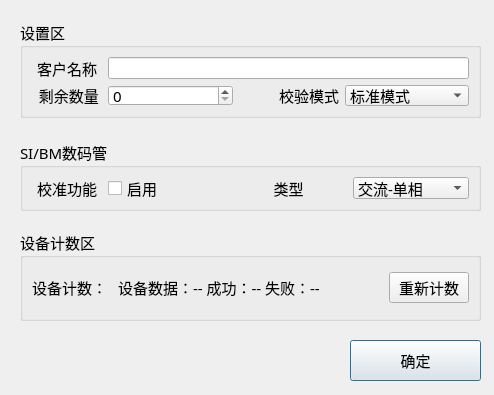
First picture: the form in PDU-CalibrateTool/home/home_setdlg.ui, repository ChinaClever/PDU-CalibrateTool, before the edit.
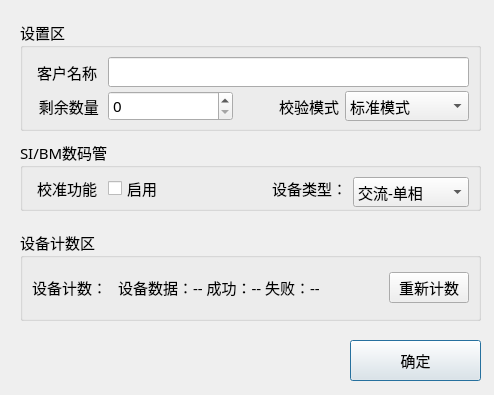
Second picture: the form after the edit.

What changed in the file:
```diff
--- a/PDU-CalibrateTool/home/home_setdlg.ui
+++ b/PDU-CalibrateTool/home/home_setdlg.ui
@@ -44,7 +44,7 @@
      <x>20</x>
      <y>20</y>
      <width>461</width>
-     <height>98</height>
+     <height>111</height>
     </rect>
    </property>
    <property name="font">
@@ -59,6 +59,12 @@
    <layout class="QGridLayout" name="gridLayout">
     <item row="0" column="0">
      <widget class="QLabel" name="label_17">
+      <property name="minimumSize">
+       <size>
+        <width>0</width>
+        <height>30</height>
+       </size>
+      </property>
       <property name="text">
        <string>客户名称</string>
       </property>
@@ -68,10 +74,23 @@
      </widget>
     </item>
     <item row="0" column="1" colspan="3">
-     <widget class="QLineEdit" name="userEdit"/>
+     <widget class="QLineEdit" name="userEdit">
+      <property name="minimumSize">
+       <size>
+        <width>0</width>
+        <height>30</height>
+       </size>
+      </property>
+     </widget>
     </item>
     <item row="1" column="0">
      <widget class="QLabel" name="label_19">
+      <property name="minimumSize">
+       <size>
+        <width>0</width>
+        <height>30</height>
+       </size>
+      </property>
       <property name="maximumSize">
        <size>
         <width>70</width>
@@ -88,6 +107,12 @@
     </item>
     <item row="1" column="1">
      <widget class="QSpinBox" name="numSpin">
+      <property name="minimumSize">
+       <size>
+        <width>0</width>
+        <height>30</height>
+       </size>
+      </property>
       <property name="maximum">
        <number>99999</number>
       </property>
@@ -101,7 +126,7 @@
       <property name="minimumSize">
        <size>
         <width>100</width>
-        <height>0</height>
+        <height>30</height>
        </size>
       </property>
       <property name="maximumSize">
@@ -122,8 +147,8 @@
      <widget class="QComboBox" name="aiBox">
       <property name="minimumSize">
        <size>
-        <width>30</width>
-        <height>0</height>
+        <width>0</width>
+        <height>30</height>
        </size>
       </property>
       <item>
@@ -239,15 +264,21 @@
     <item row="0" column="2">
      <widget class="QLabel" name="label_2">
       <property name="text">
-       <string>类型</string>
+       <string>设备类型：</string>
       </property>
       <property name="alignment">
-       <set>Qt::AlignCenter</set>
+       <set>Qt::AlignRight|Qt::AlignTrailing|Qt::AlignVCenter</set>
       </property>
      </widget>
     </item>
     <item row="0" column="3">
      <widget class="QComboBox" name="siLineBox">
+      <property name="minimumSize">
+       <size>
+        <width>0</width>
+        <height>30</height>
+       </size>
+      </property>
       <property name="currentIndex">
        <number>1</number>
       </property>
```
